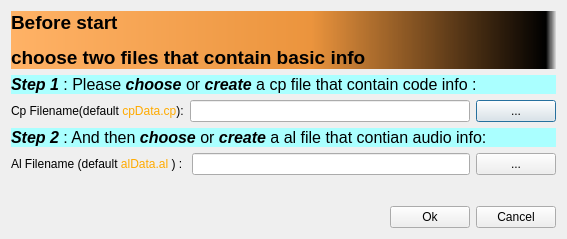
The window that sourceFiles/Ui/chooseCpAlFileDialog/chooseCpAlDialog.ui (qeesung/ddBook) describes before a commit, drawn with Qt 5.
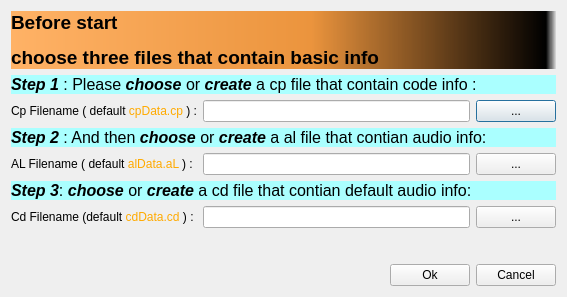
The same window after the commit.

Commit message: 增加在开启程序时选择cdFile的选项

The edit to the form file:
```diff
--- a/sourceFiles/Ui/chooseCpAlFileDialog/chooseCpAlDialog.ui
+++ b/sourceFiles/Ui/chooseCpAlFileDialog/chooseCpAlDialog.ui
@@ -7,7 +7,7 @@
     <x>0</x>
     <y>0</y>
     <width>567</width>
-    <height>239</height>
+    <height>297</height>
    </rect>
   </property>
   <property name="windowTitle">
@@ -16,21 +16,19 @@
   <property name="styleSheet">
    <string notr="true"/>
   </property>
-  <layout class="QVBoxLayout" name="verticalLayout_3">
-   <item>
     <layout class="QVBoxLayout" name="verticalLayout_2">
      <item>
+    <layout class="QVBoxLayout" name="verticalLayout">
+     <item>
       <widget class="QLabel" name="label">
        <property name="styleSheet">
         <string notr="true">background-color: qlineargradient(spread:pad, x1:0, y1:0, x2:1, y2:0, stop:0 rgba(255, 178, 102, 255), stop:0.55 rgba(235, 148, 61, 255), stop:0.98 rgba(0, 0, 0, 255), stop:1 rgba(0, 0, 0, 0));</string>
        </property>
        <property name="text">
-        <string>&lt;html&gt;&lt;head/&gt;&lt;body&gt;&lt;p&gt;&lt;span style=&quot; font-size:14pt; font-weight:600;&quot;&gt;Before start &lt;/span&gt;&lt;/p&gt;&lt;p&gt;&lt;span style=&quot; font-size:14pt; font-weight:600;&quot;&gt;choose two files that contain basic info&lt;/span&gt;&lt;/p&gt;&lt;/body&gt;&lt;/html&gt;</string>
+        <string>&lt;html&gt;&lt;head/&gt;&lt;body&gt;&lt;p&gt;&lt;span style=&quot; font-size:14pt; font-weight:600;&quot;&gt;Before start &lt;/span&gt;&lt;/p&gt;&lt;p&gt;&lt;span style=&quot; font-size:14pt; font-weight:600;&quot;&gt;choose three files that contain basic info&lt;/span&gt;&lt;/p&gt;&lt;/body&gt;&lt;/html&gt;</string>
        </property>
       </widget>
      </item>
-     <item>
-      <layout class="QVBoxLayout" name="verticalLayout">
        <item>
         <widget class="QLabel" name="label_2">
          <property name="styleSheet">
@@ -46,7 +44,7 @@
          <item>
           <widget class="QLabel" name="label_3">
            <property name="text">
-            <string>&lt;html&gt;&lt;head/&gt;&lt;body&gt;&lt;p&gt;Cp Filename(default &lt;span style=&quot; color:#ffaa00;&quot;&gt;cpData.cp&lt;/span&gt;):&lt;/p&gt;&lt;/body&gt;&lt;/html&gt;</string>
+          <string>&lt;html&gt;&lt;head/&gt;&lt;body&gt;&lt;p&gt;Cp Filename ( default &lt;span style=&quot; color:#ffaa00;&quot;&gt;cpData.cp &lt;/span&gt;) :&lt;/p&gt;&lt;/body&gt;&lt;/html&gt;</string>
            </property>
           </widget>
          </item>
@@ -77,7 +75,7 @@
          <item>
           <widget class="QLabel" name="label_5">
            <property name="text">
-            <string>&lt;html&gt;&lt;head/&gt;&lt;body&gt;&lt;p&gt;Al Filename (default &lt;span style=&quot; color:#ffaa00;&quot;&gt;alData.al &lt;/span&gt;) : &lt;/p&gt;&lt;/body&gt;&lt;/html&gt;</string>
+          <string>&lt;html&gt;&lt;head/&gt;&lt;body&gt;&lt;p&gt;AL Filename ( default &lt;span style=&quot; color:#ffaa00;&quot;&gt;alData.aL &lt;/span&gt;) : &lt;/p&gt;&lt;/body&gt;&lt;/html&gt;</string>
            </property>
           </widget>
          </item>
@@ -92,6 +90,35 @@
           </widget>
          </item>
         </layout>
+     </item>
+     <item>
+      <widget class="QLabel" name="label_6">
+       <property name="styleSheet">
+        <string notr="true">background-color: rgb(170, 255, 255);</string>
+       </property>
+       <property name="text">
+        <string>&lt;html&gt;&lt;head/&gt;&lt;body&gt;&lt;p&gt;&lt;span style=&quot; font-size:12pt; font-weight:600; font-style:italic;&quot;&gt;Step 3&lt;/span&gt;&lt;span style=&quot; font-size:12pt;&quot;&gt;: &lt;/span&gt;&lt;span style=&quot; font-size:12pt; font-weight:600; font-style:italic;&quot;&gt;choose&lt;/span&gt;&lt;span style=&quot; font-size:12pt;&quot;&gt; or &lt;/span&gt;&lt;span style=&quot; font-size:12pt; font-weight:600; font-style:italic;&quot;&gt;create&lt;/span&gt;&lt;span style=&quot; font-size:12pt;&quot;&gt; a cd file that contian  default audio info:&lt;/span&gt;&lt;/p&gt;&lt;/body&gt;&lt;/html&gt;</string>
+       </property>
+      </widget>
+     </item>
+     <item>
+      <layout class="QHBoxLayout" name="horizontalLayout_4">
+       <item>
+        <widget class="QLabel" name="label_7">
+         <property name="text">
+          <string>&lt;html&gt;&lt;head/&gt;&lt;body&gt;&lt;p&gt;Cd Filename (default &lt;span style=&quot; color:#ffaa00;&quot;&gt;cdData.cd &lt;/span&gt;) : &lt;/p&gt;&lt;/body&gt;&lt;/html&gt;</string>
+         </property>
+        </widget>
+       </item>
+       <item>
+        <widget class="QLineEdit" name="cdFileLineEdit"/>
+       </item>
+       <item>
+        <widget class="QPushButton" name="cdFilePushButton">
+         <property name="text">
+          <string>...</string>
+         </property>
+        </widget>
        </item>
       </layout>
      </item>
```
Lines whose indentation alone changed are shown as unchanged. The commit also changes 1 other file.
